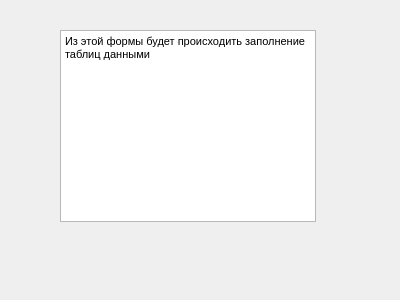
Qt form filling.ui (KelHeor23/SMB_Tournament) before a commit.
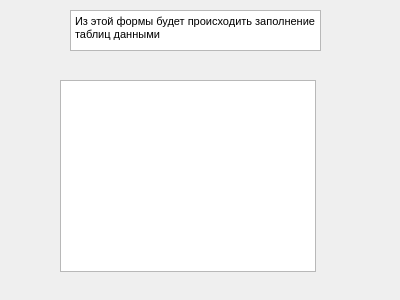
The same form after that commit.

The edit to the form file:
```diff
--- a/filling.ui
+++ b/filling.ui
@@ -16,10 +16,10 @@
   <widget class="QTextBrowser" name="textBrowser">
    <property name="geometry">
     <rect>
-     <x>60</x>
-     <y>30</y>
-     <width>256</width>
-     <height>192</height>
+     <x>70</x>
+     <y>10</y>
+     <width>251</width>
+     <height>41</height>
     </rect>
    </property>
    <property name="html">
@@ -30,6 +30,16 @@
 &lt;p style=&quot; margin-top:0px; margin-bottom:0px; margin-left:0px; margin-right:0px; -qt-block-indent:0; text-indent:0px;&quot;&gt;&lt;span style=&quot; font-family:'MS Shell Dlg 2';&quot;&gt;Из этой формы будет происходить заполнение таблиц данными&lt;/span&gt;&lt;/p&gt;&lt;/body&gt;&lt;/html&gt;</string>
    </property>
   </widget>
+  <widget class="QTableView" name="tableView">
+   <property name="geometry">
+    <rect>
+     <x>60</x>
+     <y>80</y>
+     <width>256</width>
+     <height>192</height>
+    </rect>
+   </property>
+  </widget>
  </widget>
  <resources/>
  <connections/>
```
